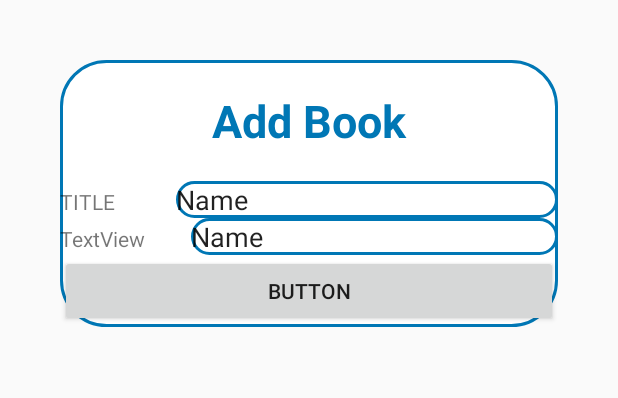
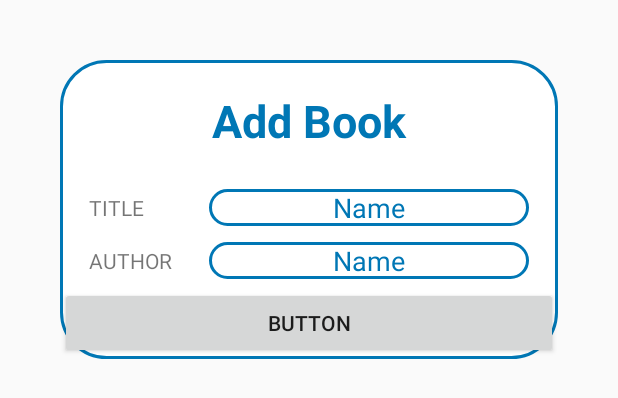
Before and after one commit to Salah-EddineChnitifa/BookLibrary, an Android app: the layout add_book.xml on its own in the app's theme, with its tools: preview values and no code run, on a phone screen of 412 x 824 dp. Shown: the top 398 px of the screen. Run offline under Robolectric (Android 15) with nearby library versions, the phone set to English and light mode, and no system bars.

Commit message:
Add dialog "add book"

```diff
--- /dev/null
+++ b/app/src/main/res/drawable/dialog_buttons_border.xml
@@ -0,0 +1,4 @@
+<?xml version="1.0" encoding="utf-8"?>
+<selector xmlns:android="http://schemas.android.com/apk/res/android">
+
+</selector>
--- a/app/src/main/res/layout/add_book.xml
+++ b/app/src/main/res/layout/add_book.xml
@@ -20,48 +20,60 @@
     <LinearLayout
         android:layout_width="match_parent"
         android:layout_height="wrap_content"
+        android:layout_margin="5dp"
+        android:gravity="center"
         android:orientation="horizontal">
 
         <TextView
             android:id="@+id/textView2"
-            android:layout_width="wrap_content"
+            android:layout_width="80dp"
             android:layout_height="wrap_content"
-            android:layout_weight="1"
-            android:textSize="14sp"
-            android:text="TITLE" />
+            android:layout_weight="0"
+            android:text="TITLE"
+            android:textSize="14sp" />
 
         <EditText
             android:id="@+id/editText"
             android:layout_width="wrap_content"
             android:layout_height="wrap_content"
-            android:layout_weight="1"
+            android:layout_gravity="center_vertical"
+            android:layout_weight="0"
+            android:background="@drawable/dialog_border"
             android:ems="10"
-            android:background="@drawable/dialog_border"
+            android:gravity="center"
             android:inputType="textPersonName"
-            android:text="Name" />
+            android:text="Name"
+            android:textColor="@color/colorPrimary"
+            android:textSize="18sp" />
     </LinearLayout>
 
     <LinearLayout
         android:layout_width="match_parent"
         android:layout_height="wrap_content"
+        android:layout_margin="5dp"
+        android:gravity="center"
         android:orientation="horizontal">
 
         <TextView
             android:id="@+id/textView5"
-            android:layout_width="wrap_content"
+            android:layout_width="80dp"
             android:layout_height="wrap_content"
-            android:layout_weight="1"
-            android:text="TextView" />
+            android:layout_weight="0"
+            android:text="AUTHOR"
+            android:textSize="14sp" />
 
         <EditText
             android:id="@+id/editText3"
             android:layout_width="wrap_content"
             android:layout_height="wrap_content"
-            android:layout_weight="1"
+            android:layout_weight="0"
+            android:background="@drawable/dialog_border"
             android:ems="10"
+            android:gravity="center"
             android:inputType="textPersonName"
-            android:background="@drawable/dialog_border"
-            android:text="Name" />
+            android:text="Name"
+            android:textColor="@color/colorPrimary"
+            android:textSize="18sp" />
     </LinearLayout>
 
     <Button
```
